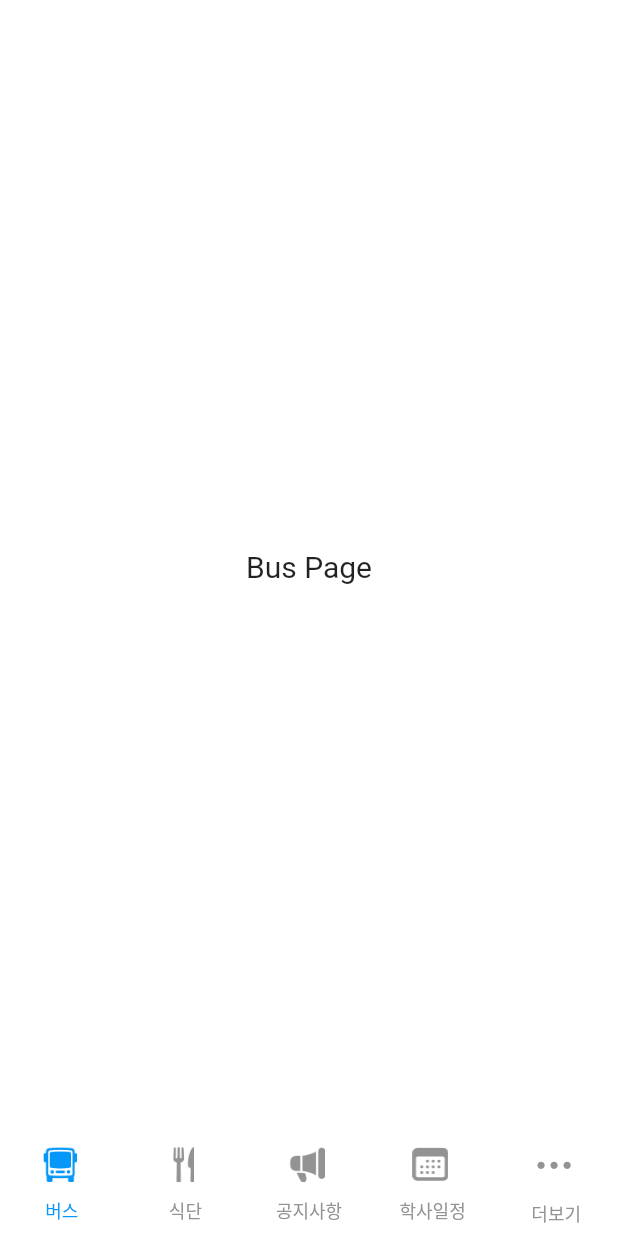
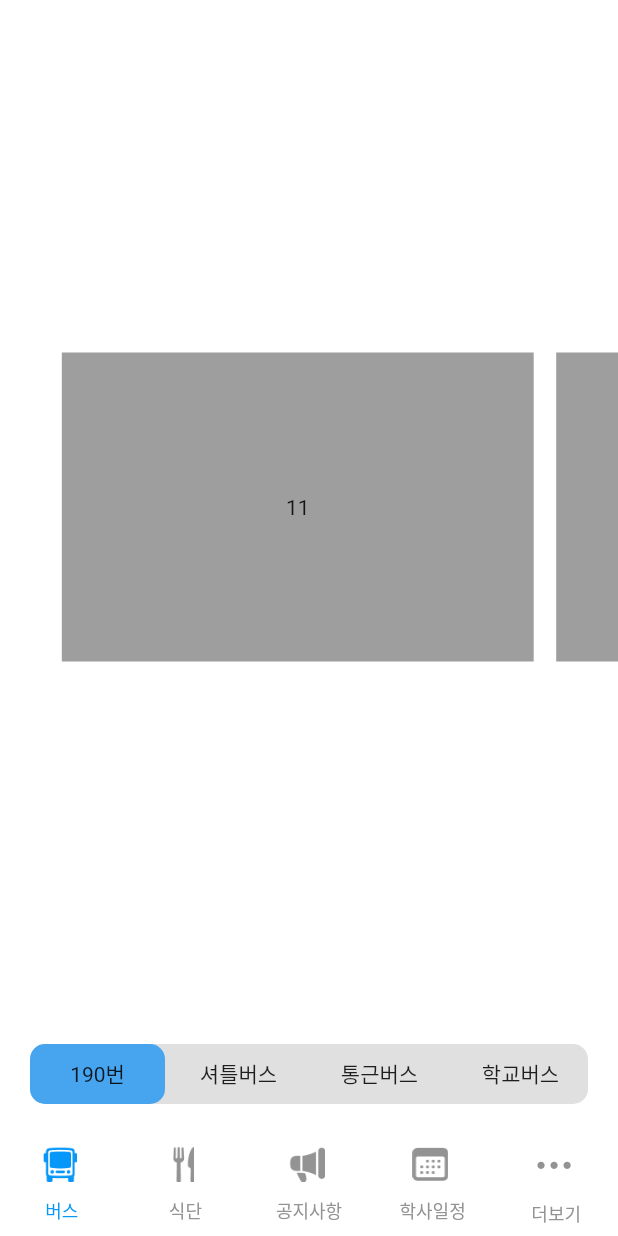
Before and after one commit to Project-Dolphin/Dolphin, a Flutter app: the screen it shows after launch, on a phone screen of 412 x 824 dp. Run offline on Flutter 3.47's test engine with Material 2 defaults, Android fonts, the light colour scheme and no system bars; drawn by our look-alikes of carousel_slider; our stand-ins replace get.

Commit message:
캐러셀 기본 틀

```diff
--- a/lib/pages/bus/bus_page.dart
+++ b/lib/pages/bus/bus_page.dart
@@ -1,4 +1,5 @@
 import 'package:flutter/material.dart';
+import 'package:carousel_slider/carousel_slider.dart';
 import 'package:get/get.dart';
 
 import 'bus_controller.dart';
@@ -9,12 +10,163 @@ class BusPage extends GetView<BusController> {
     return Scaffold(
       body: Container(
         child: Center(
-          child: Text(
-            "Bus Page",
-            style: TextStyle(fontSize: 20),
-          ),
+          child: CarouselWithIndicatorDemo(),
         ),
       ),
     );
   }
 }
+
+class ManuallyControlledSlider extends StatefulWidget {
+  @override
+  State<StatefulWidget> createState() {
+    return _ManuallyControlledSliderState();
+  }
+}
+
+class _ManuallyControlledSliderState extends State<ManuallyControlledSlider> {
+  final CarouselController _controller = CarouselController();
+
+  @override
+  void initState() {
+    super.initState();
+  }
+
+  @override
+  Widget build(BuildContext context) {
+    List<int> list = [1, 2, 3, 4, 5];
+    return Scaffold(
+      body: Column(
+        mainAxisAlignment: MainAxisAlignment.spaceBetween,
+        children: <Widget>[
+          CarouselSlider(
+            items: list
+                .map((item) => Container(
+                      margin: EdgeInsets.fromLTRB(0, 0, 15, 0),
+                      child: Center(child: Text(item.toString())),
+                      color: Colors.grey,
+                    ))
+                .toList(),
+            options: CarouselOptions(
+              enlargeCenterPage: false,
+              enableInfiniteScroll: false,
+            ),
+            carouselController: _controller,
+          ),
+          Padding(
+            padding: EdgeInsets.all(20),
+            child: Container(
+              color: Colors.grey,
+              child: Row(
+                mainAxisAlignment: MainAxisAlignment.center,
+                children: <Widget>[
+                  ...Iterable<int>.generate(list.length).map(
+                    (int pageIndex) => Flexible(
+                      child: InkWell(
+                        onTap: () {
+                          _controller.animateToPage(pageIndex);
+                        },
+                        child: Ink(
+                          height: 40,
+                          child: Center(child: Text("$pageIndex")),
+                        ),
+                      ),
+                    ),
+                  ),
+                ],
+              ),
+            ),
+          ),
+        ],
+      ),
+    );
+  }
+}
+
+class CarouselWithIndicatorDemo extends StatefulWidget {
+  @override
+  State<StatefulWidget> createState() {
+    return _CarouselWithIndicatorState();
+  }
+}
+
+class _CarouselWithIndicatorState extends State<CarouselWithIndicatorDemo> {
+  List<int> list = [11, 22, 33, 44];
+  int _current = 0;
+  final CarouselController _controller = CarouselController();
+
+  @override
+  Widget build(BuildContext context) {
+    return Scaffold(
+      body: Column(
+        children: [
+          Expanded(
+            child: CarouselSlider(
+              items: list
+                  .map((item) => Container(
+                        margin: EdgeInsets.fromLTRB(0, 0, 15, 0),
+                        child: Center(
+                          child: Text(
+                            item.toString(),
+                          ),
+                        ),
+                        color: Colors.grey,
+                      ))
+                  .toList(),
+              carouselController: _controller,
+              options: CarouselOptions(
+                autoPlay: false,
+                enableInfiniteScroll: false,
+                enlargeCenterPage: false,
+                aspectRatio: 2.0,
+                onPageChanged: (index, reason) {
+                  setState(
+                    () {
+                      _current = index;
+                    },
+                  );
+                },
+              ),
+            ),
+          ),
+          Container(
+            height: 40,
+            margin: EdgeInsets.all(20),
+            decoration: BoxDecoration(
+                borderRadius: BorderRadius.circular(10), color: Colors.black12),
+            child: Row(
+              mainAxisAlignment: MainAxisAlignment.spaceBetween,
+              mainAxisSize: MainAxisSize.max,
+              children: list.asMap().entries.map(
+                (entry) {
+                  return GestureDetector(
+                    onTap: () => _controller.animateToPage(entry.key),
+                    child: Container(
+                      width: 90,
+                      decoration: BoxDecoration(
+                          color:
+                              (Theme.of(context).brightness == Brightness.dark
+                                      ? Colors.white
+                                      : Colors.blue)
+                                  .withOpacity(_current == entry.key ? 0.8 : 0),
+                          borderRadius: BorderRadius.circular(
+                              _current == entry.key ? 10 : 0)),
+                      child: Center(
+                          child: Text(entry.key == 0
+                              ? '190번'
+                              : entry.key == 1
+                                  ? '셔틀버스'
+                                  : entry.key == 2
+                                      ? '통근버스'
+                                      : '학교버스')),
+                    ),
+                  );
+                },
+              ).toList(),
+            ),
+          ),
+        ],
+      ),
+    );
+  }
+}
--- a/pubspec.yaml
+++ b/pubspec.yaml
@@ -28,6 +28,7 @@ dependencies:
     # The following adds the Cupertino Icons font to your application.
     # Use with the CupertinoIcons class for iOS style icons.
     cupertino_icons: ^1.0.0
+    carousel_slider: ^4.0.0
 
 dev_dependencies:
     flutter_test:
```
